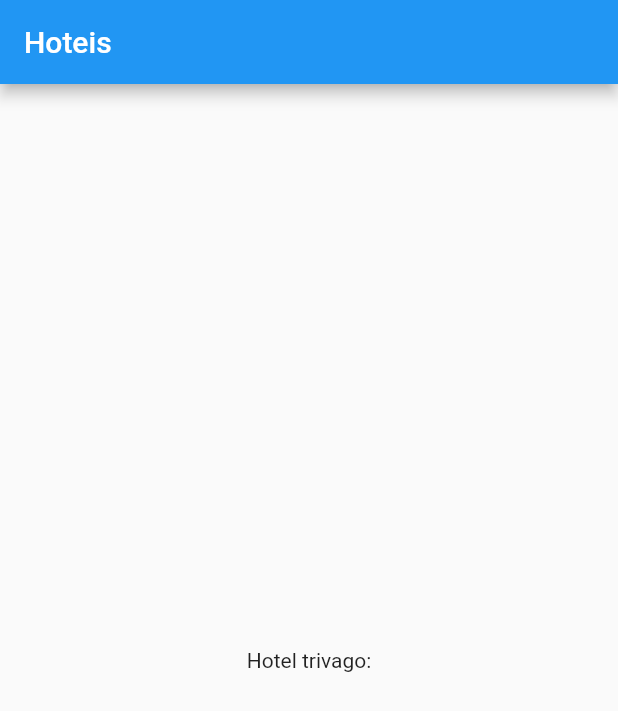
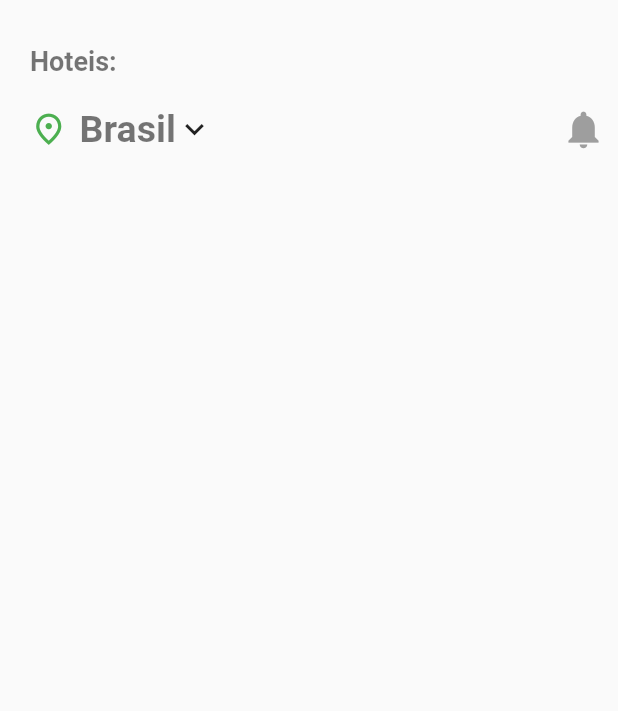
Before and after one commit to GabrielSiqueiraGama/hoteis_ui_flutter, a Flutter app: the screen it shows after launch, on a phone screen of 412 x 824 dp. Shown: the top 711 px of the screen. Run offline on Flutter 3.47's test engine with Material 2 defaults, Android fonts, the phone set to English and light mode, and no system bars.

Commit message:
criando primeiro widget

```diff
--- a/lib/main.dart
+++ b/lib/main.dart
@@ -1,4 +1,5 @@
 import 'package:flutter/material.dart';
+import 'package:hoteis_ui/pages/home.dart';
 
 void main() {
   runApp(const MyApp());
@@ -32,20 +33,6 @@ class MyHomePage extends StatefulWidget {
 class _MyHomePageState extends State<MyHomePage> {
   @override
   Widget build(BuildContext context) {
-    return Scaffold(
-      appBar: AppBar(
-        title: Text(widget.title),
-      ),
-      body: Center(
-        child: Column(
-          mainAxisAlignment: MainAxisAlignment.center,
-          children: const <Widget>[
-            Text(
-              'Hotel trivago:',
-            ),
-          ],
-        ),
-      ),
-    );
+    return Home();
   }
 }
--- /dev/null
+++ b/lib/pages/home.dart
@@ -0,0 +1,66 @@
+import 'package:flutter/material.dart';
+
+class Home extends StatelessWidget {
+  const Home({super.key});
+  @override
+  Widget build(BuildContext context) {
+    return Scaffold(
+      body: SafeArea(
+        child: ListView(
+          padding: const EdgeInsets.symmetric(vertical: 30.0),
+          children: <Widget>[
+            const Padding(
+              padding: EdgeInsets.only(left: 20.0, right: 120.0),
+              child: Text(
+                'Hoteis: ',
+                style: TextStyle(
+                    fontSize: 18,
+                    fontWeight: FontWeight.bold,
+                    color: Colors.black54),
+              ),
+            ),
+            const SizedBox(height: 20.0),
+            Padding(
+              padding: const EdgeInsets.only(left: 20.0),
+              child: Row(
+                  mainAxisAlignment: MainAxisAlignment.spaceBetween,
+                  children: <Widget>[
+                    Row(
+                      children: const <Widget>[
+                        Icon(
+                          Icons.place_outlined,
+                          color: Colors.green,
+                          size: 25,
+                        ),
+                        Padding(
+                          padding: EdgeInsets.only(left: 8.0),
+                          child: Text(
+                            'Brasil',
+                            style: TextStyle(
+                                fontSize: 25,
+                                fontWeight: FontWeight.bold,
+                                color: Colors.black54),
+                          ),
+                        ),
+                        Icon(
+                          Icons.keyboard_arrow_down,
+                          size: 25,
+                        ),
+                      ],
+                    ),
+                    const Padding(
+                      padding: EdgeInsets.only(right: 8.0),
+                      child: Icon(
+                        Icons.notifications,
+                        color: Colors.grey,
+                        size: 30,
+                      ),
+                    ),
+                  ]),
+            ),
+          ],
+        ),
+      ),
+    );
+  }
+}
```
Also changed, not shown: lib/pages/hotel_model.dart (+45 -5 lines).
